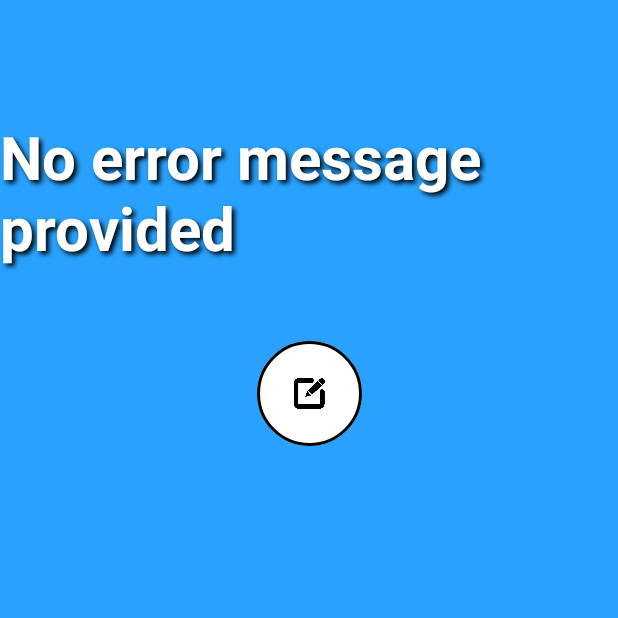
After one commit to DevGiovanniLC/rubik-resolver, an Android app built with Jetpack Compose: the ErrorActivity screen opened directly, with no data from a screen before it, on a phone screen of 412 x 824 dp, the top half of it. The commit adds this screen. Run offline under Robolectric (Android 15) with nearby library versions, the phone set to English and light mode, and no system bars.

```diff
--- a/app/src/main/java/com/ulpgc/rubikresolver/CameraActivity.kt
+++ b/app/src/main/java/com/ulpgc/rubikresolver/CameraActivity.kt
@@ -6,7 +6,6 @@ import android.content.pm.PackageManager
 import android.graphics.Bitmap
 import android.graphics.Matrix
 import android.os.Bundle
-import android.util.Log
 import androidx.activity.ComponentActivity
 import androidx.activity.compose.setContent
 import androidx.activity.enableEdgeToEdge
@@ -20,14 +19,9 @@ import androidx.compose.foundation.layout.Column
 import androidx.compose.foundation.layout.Row
 import androidx.compose.foundation.layout.fillMaxSize
 import androidx.compose.foundation.layout.fillMaxWidth
-import androidx.compose.foundation.layout.height
 import androidx.compose.foundation.layout.padding
 import androidx.compose.foundation.layout.size
-import androidx.compose.foundation.layout.width
-import androidx.compose.foundation.shape.CircleShape
 import androidx.compose.material3.BottomSheetScaffold
-import androidx.compose.material3.Button
-import androidx.compose.material3.ButtonDefaults
 import androidx.compose.material3.ExperimentalMaterial3Api
 import androidx.compose.material3.Surface
 import androidx.compose.material3.Text
--- a/app/src/main/java/com/ulpgc/rubikresolver/CheckSideActivity.kt
+++ b/app/src/main/java/com/ulpgc/rubikresolver/CheckSideActivity.kt
@@ -5,12 +5,9 @@ package com.ulpgc.rubikresolver
 import android.annotation.SuppressLint
 import android.content.Intent
 import android.os.Bundle
-import android.util.Log
 import androidx.activity.ComponentActivity
-import androidx.activity.compose.rememberLauncherForActivityResult
 import androidx.activity.compose.setContent
 import androidx.activity.enableEdgeToEdge
-import androidx.activity.result.contract.ActivityResultContracts
 import androidx.compose.foundation.layout.*
 import androidx.compose.material3.ExperimentalMaterial3Api
 import androidx.compose.material3.Surface
@@ -47,7 +44,6 @@ class CheckSideActivity : ComponentActivity() {
         var cubeFace = intent.getStringExtra("cubeFace")
         var faceString = stringToMutableStateArray(cubeFace)
         var faceColor = arrayOfCharColorToColor(faceString)
-        Log.d("STRINGFACE", cubeFace.toString())
         enableEdgeToEdge()
         setContent {
             MainComponent(faceColor, cubeState)
--- /dev/null
+++ b/app/src/main/java/com/ulpgc/rubikresolver/ErrorActivity.kt
@@ -0,0 +1,79 @@
+package com.ulpgc.rubikresolver
+
+import android.annotation.SuppressLint
+import android.content.Intent
+import android.os.Bundle
+import androidx.activity.ComponentActivity
+import androidx.activity.compose.setContent
+import androidx.activity.enableEdgeToEdge
+import androidx.compose.foundation.layout.Arrangement
+import androidx.compose.foundation.layout.Column
+import androidx.compose.foundation.layout.fillMaxSize
+import androidx.compose.foundation.layout.padding
+import androidx.compose.material3.Surface
+import androidx.compose.material3.Text
+import androidx.compose.runtime.Composable
+import androidx.compose.ui.Alignment
+import androidx.compose.ui.Modifier
+import androidx.compose.ui.geometry.Offset
+import androidx.compose.ui.graphics.Color
+import androidx.compose.ui.graphics.Shadow
+import androidx.compose.ui.platform.LocalConfiguration
+import androidx.compose.ui.platform.LocalContext
+import androidx.compose.ui.text.TextStyle
+import androidx.compose.ui.text.font.FontWeight
+import androidx.compose.ui.unit.dp
+import androidx.compose.ui.unit.sp
+import com.ulpgc.rubikresolver.components.IconButton
+
+
+class ErrorActivity : ComponentActivity() {
+    override fun onCreate(savedInstanceState: Bundle?) {
+        super.onCreate(savedInstanceState)
+        enableEdgeToEdge()
+        val error = intent.getStringExtra("error") ?: "No error message provided"
+        setContent {
+            Surface(color = Color(0xFF29A2FF)) {
+                Column(
+                    modifier = Modifier.fillMaxSize(),
+                    horizontalAlignment = Alignment.CenterHorizontally,
+                    verticalArrangement = Arrangement.spacedBy(50.dp),
+                ) {
+                    val context = LocalContext.current
+                    TextError(error)
+                    IconButton(R.drawable.edit, 70.dp, onClick = {
+                        startActivity(Intent(context, CheckCubeActivity::class.java))
+                    })
+                }
+            }
+        }
+    }
+
+    @SuppressLint("MissingSuperCall")
+    override fun onBackPressed() {
+        startActivity(
+            Intent(this, CheckCubeActivity::class.java)
+        )
+    }
+}
+
+
+@Composable
+private fun TextError(string: String){
+    val screenHeight = LocalConfiguration.current.screenHeightDp.dp
+    Text(
+        text = string,
+        style = TextStyle(
+            fontSize = 40.sp,
+            fontWeight = FontWeight.Bold,
+            color = Color.White,
+            shadow = Shadow(
+                color = Color.Black,
+                offset = Offset(3f, 3f),
+                blurRadius = 4f
+            ),
+            background = Color.Transparent
+        ),
+        modifier = Modifier.padding(top = screenHeight * 0.1f)
+    )
+}
--- a/app/src/main/java/com/ulpgc/rubikresolver/MainActivity.kt
+++ b/app/src/main/java/com/ulpgc/rubikresolver/MainActivity.kt
@@ -7,10 +7,8 @@ import android.content.Intent
 import android.os.Bundle
 import android.util.Log
 import androidx.activity.ComponentActivity
-import androidx.activity.compose.rememberLauncherForActivityResult
 import androidx.activity.compose.setContent
 import androidx.activity.enableEdgeToEdge
-import androidx.activity.result.contract.ActivityResultContracts
 import androidx.compose.foundation.Image
 import androidx.compose.foundation.layout.Arrangement
 import androidx.compose.foundation.layout.Column
@@ -40,7 +38,6 @@ import androidx.compose.ui.unit.dp
 import androidx.compose.ui.unit.sp
 import com.ulpgc.rubikresolver.components.IconButton
 import com.ulpgc.rubikresolver.components.MainButton
-import com.ulpgc.rubikresolver.model.RubikCube
 import com.ulpgc.rubikresolver.ui.theme.RubikResolverTheme
 import org.opencv.android.OpenCVLoader
 
--- a/app/src/main/java/com/ulpgc/rubikresolver/model/UncheckedRubikCube.kt
+++ b/app/src/main/java/com/ulpgc/rubikresolver/model/UncheckedRubikCube.kt
@@ -1,6 +1,4 @@
 package com.ulpgc.rubikresolver.model
-
-import com.ulpgc.rubikresolver.model.RubikCube.Face
 
 open class UncheckedRubikCube(private val cube: Array<Array<Array<Char>>>) {
 
--- a/app/src/main/res/values/strings.xml
+++ b/app/src/main/res/values/strings.xml
@@ -46,4 +46,5 @@
     <string name="hello_blank_fragment">Hello blank fragment</string>
     <string name="title_activity_check_side">CheckSideActivity</string>
     <string name="title_activity_check_cube">CheckCubeActivity</string>
+    <string name="title_activity_error">ErrorActivity</string>
 </resources>
```
Also changed, not shown: app/src/main/AndroidManifest.xml (+7 -1 lines), app/src/main/java/com/ulpgc/rubikresolver/CheckCubeActivity.kt (+4 -4 lines), app/src/main/java/com/ulpgc/rubikresolver/SolverActivity.kt (+17 -1 lines), app/src/main/java/com/ulpgc/rubikresolver/ui/theme/screen/SolverScreen.kt (+2 -7 lines), 1 other file.
